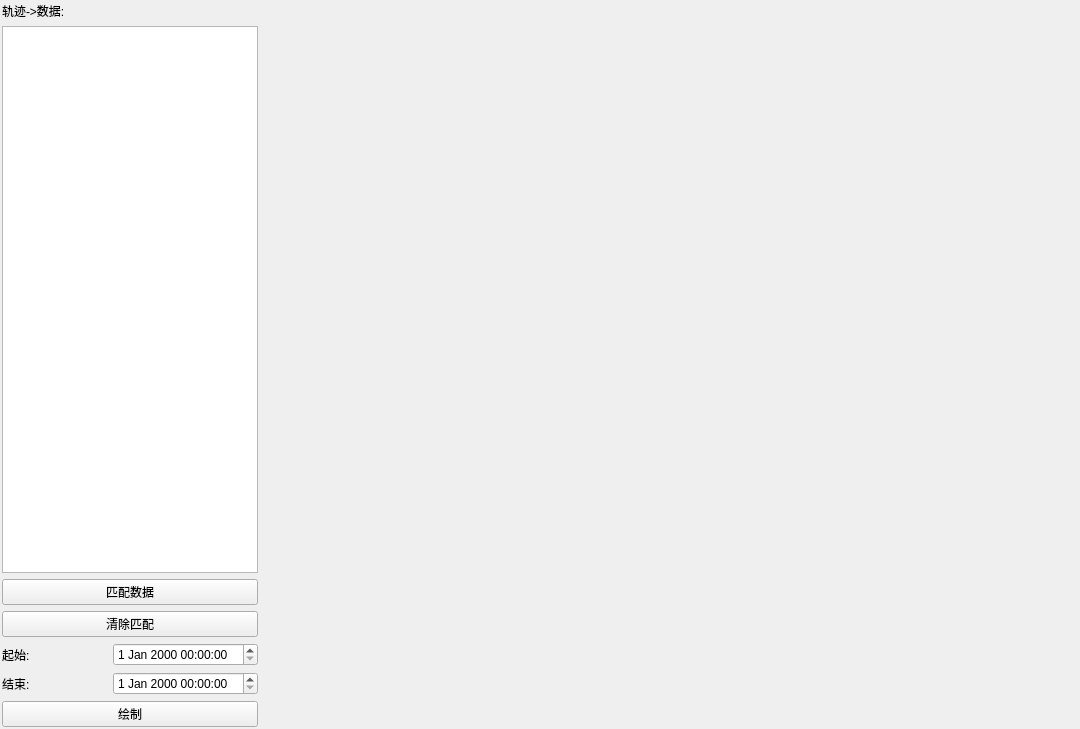
This is RadarEchoTracking/FlightAndRaster.ui in VeinySoft/BeiJingQiXiang2018 as Qt 5 draws it before an edit. The edited form follows.
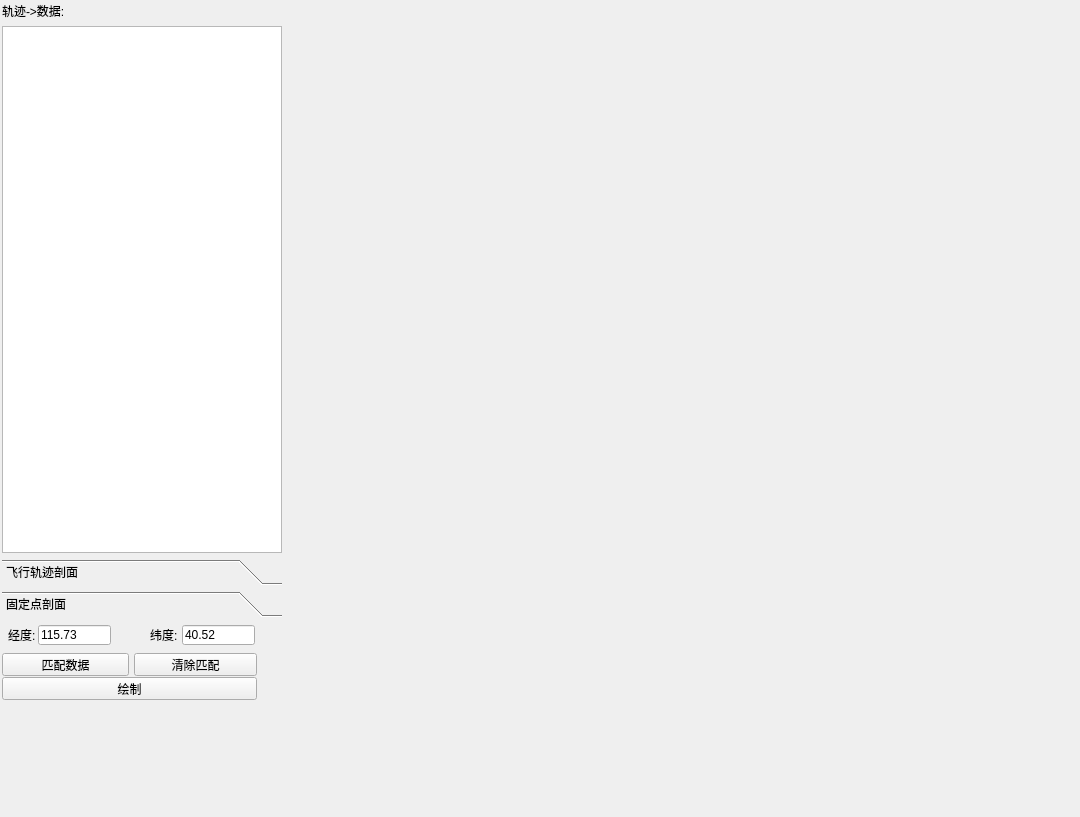
This is the edited form.

Commit message: 添加剖面生成

```diff
--- a/RadarEchoTracking/FlightAndRaster.ui
+++ b/RadarEchoTracking/FlightAndRaster.ui
@@ -7,7 +7,7 @@
     <x>0</x>
     <y>0</y>
     <width>1080</width>
-    <height>729</height>
+    <height>817</height>
    </rect>
   </property>
   <property name="windowTitle">
@@ -23,48 +23,6 @@
       <property name="margin">
        <number>2</number>
       </property>
-      <item row="4" column="1">
-       <widget class="QDateTimeEdit" name="dateTimeEdit"/>
-      </item>
-      <item row="5" column="1">
-       <widget class="QDateTimeEdit" name="dateTimeEdit_2"/>
-      </item>
-      <item row="1" column="2" rowspan="6">
-       <widget class="QFrame" name="frame">
-        <property name="sizePolicy">
-         <sizepolicy hsizetype="Expanding" vsizetype="Expanding">
-          <horstretch>0</horstretch>
-          <verstretch>0</verstretch>
-         </sizepolicy>
-        </property>
-        <property name="minimumSize">
-         <size>
-          <width>200</width>
-          <height>0</height>
-         </size>
-        </property>
-        <property name="frameShape">
-         <enum>QFrame::NoFrame</enum>
-        </property>
-        <property name="frameShadow">
-         <enum>QFrame::Plain</enum>
-        </property>
-       </widget>
-      </item>
-      <item row="4" column="0">
-       <widget class="QLabel" name="label">
-        <property name="text">
-         <string>起始:</string>
-        </property>
-       </widget>
-      </item>
-      <item row="5" column="0">
-       <widget class="QLabel" name="label_2">
-        <property name="text">
-         <string>结束:</string>
-        </property>
-       </widget>
-      </item>
       <item row="1" column="0" colspan="2">
        <widget class="QListWidget" name="DateTimeListWidget">
         <property name="sizePolicy">
@@ -75,13 +33,13 @@
         </property>
         <property name="minimumSize">
          <size>
-          <width>130</width>
+          <width>280</width>
           <height>0</height>
          </size>
         </property>
         <property name="maximumSize">
          <size>
-          <width>400</width>
+          <width>1000000</width>
           <height>16777215</height>
          </size>
         </property>
@@ -93,13 +51,6 @@
         </property>
        </widget>
       </item>
-      <item row="6" column="0" colspan="2">
-       <widget class="QPushButton" name="pushButton">
-        <property name="text">
-         <string>绘制</string>
-        </property>
-       </widget>
-      </item>
       <item row="0" column="0">
        <widget class="QLabel" name="label_3">
         <property name="text">
@@ -108,16 +59,264 @@
        </widget>
       </item>
       <item row="2" column="0" colspan="2">
-       <widget class="QPushButton" name="pushButton_2">
-        <property name="text">
-         <string>匹配数据</string>
+       <widget class="QToolBox" name="toolBox">
+        <property name="maximumSize">
+         <size>
+          <width>16777215</width>
+          <height>250</height>
+         </size>
         </property>
+        <property name="currentIndex">
+         <number>1</number>
+        </property>
+        <widget class="QWidget" name="page">
+         <property name="geometry">
+          <rect>
+           <x>0</x>
+           <y>0</y>
+           <width>280</width>
+           <height>198</height>
+          </rect>
+         </property>
+         <attribute name="label">
+          <string>飞行轨迹剖面</string>
+         </attribute>
+         <widget class="QPushButton" name="pushButton_2">
+          <property name="geometry">
+           <rect>
+            <x>0</x>
+            <y>24</y>
+            <width>129</width>
+            <height>23</height>
+           </rect>
+          </property>
+          <property name="text">
+           <string>匹配数据</string>
+          </property>
+         </widget>
+         <widget class="QPushButton" name="pushButton_3">
+          <property name="geometry">
+           <rect>
+            <x>128</x>
+            <y>24</y>
+            <width>129</width>
+            <height>23</height>
+           </rect>
+          </property>
+          <property name="text">
+           <string>清除匹配</string>
+          </property>
+         </widget>
+         <widget class="QLabel" name="label">
+          <property name="enabled">
+           <bool>true</bool>
+          </property>
+          <property name="geometry">
+           <rect>
+            <x>10</x>
+            <y>100</y>
+            <width>100</width>
+            <height>20</height>
+           </rect>
+          </property>
+          <property name="text">
+           <string>起始:</string>
+          </property>
+         </widget>
+         <widget class="QDateTimeEdit" name="dateTimeEdit">
+          <property name="geometry">
+           <rect>
+            <x>100</x>
+            <y>100</y>
+            <width>150</width>
+            <height>20</height>
+           </rect>
+          </property>
+         </widget>
+         <widget class="QLabel" name="label_2">
+          <property name="geometry">
+           <rect>
+            <x>10</x>
+            <y>130</y>
+            <width>100</width>
+            <height>20</height>
+           </rect>
+          </property>
+          <property name="text">
+           <string>结束:</string>
+          </property>
+         </widget>
+         <widget class="QDateTimeEdit" name="dateTimeEdit_2">
+          <property name="geometry">
+           <rect>
+            <x>100</x>
+            <y>130</y>
+            <width>150</width>
+            <height>20</height>
+           </rect>
+          </property>
+         </widget>
+         <widget class="QPushButton" name="pushButton">
+          <property name="geometry">
+           <rect>
+            <x>0</x>
+            <y>48</y>
+            <width>257</width>
+            <height>23</height>
+           </rect>
+          </property>
+          <property name="text">
+           <string>绘制</string>
+          </property>
+         </widget>
+         <widget class="QPushButton" name="pushButton_4">
+          <property name="geometry">
+           <rect>
+            <x>0</x>
+            <y>0</y>
+            <width>257</width>
+            <height>25</height>
+           </rect>
+          </property>
+          <property name="text">
+           <string>加载轨迹...</string>
+          </property>
+         </widget>
+         <zorder>pushButton_2</zorder>
+         <zorder>pushButton_3</zorder>
+         <zorder>label</zorder>
+         <zorder>dateTimeEdit</zorder>
+         <zorder>label_2</zorder>
+         <zorder>dateTimeEdit_2</zorder>
+         <zorder>pushButton</zorder>
+         <zorder>frame</zorder>
+         <zorder>pushButton_4</zorder>
+        </widget>
+        <widget class="QWidget" name="page_2">
+         <property name="geometry">
+          <rect>
+           <x>0</x>
+           <y>0</y>
+           <width>280</width>
+           <height>198</height>
+          </rect>
+         </property>
+         <attribute name="label">
+          <string>固定点剖面</string>
+         </attribute>
+         <widget class="QLabel" name="label_4">
+          <property name="geometry">
+           <rect>
+            <x>6</x>
+            <y>4</y>
+            <width>31</width>
+            <height>16</height>
+           </rect>
+          </property>
+          <property name="text">
+           <string>经度:</string>
+          </property>
+         </widget>
+         <widget class="QLabel" name="label_5">
+          <property name="geometry">
+           <rect>
+            <x>148</x>
+            <y>4</y>
+            <width>37</width>
+            <height>16</height>
+           </rect>
+          </property>
+          <property name="text">
+           <string>纬度:</string>
+          </property>
+         </widget>
+         <widget class="QLineEdit" name="lineEdit">
+          <property name="geometry">
+           <rect>
+            <x>36</x>
+            <y>2</y>
+            <width>73</width>
+            <height>20</height>
+           </rect>
+          </property>
+          <property name="text">
+           <string>115.73</string>
+          </property>
+         </widget>
+         <widget class="QLineEdit" name="lineEdit_2">
+          <property name="geometry">
+           <rect>
+            <x>180</x>
+            <y>2</y>
+            <width>73</width>
+            <height>20</height>
+           </rect>
+          </property>
+          <property name="text">
+           <string>40.52</string>
+          </property>
+         </widget>
+         <widget class="QPushButton" name="pushButton_5">
+          <property name="geometry">
+           <rect>
+            <x>0</x>
+            <y>30</y>
+            <width>127</width>
+            <height>23</height>
+           </rect>
+          </property>
+          <property name="text">
+           <string>匹配数据</string>
+          </property>
+         </widget>
+         <widget class="QPushButton" name="pushButton_6">
+          <property name="geometry">
+           <rect>
+            <x>132</x>
+            <y>30</y>
+            <width>123</width>
+            <height>23</height>
+           </rect>
+          </property>
+          <property name="text">
+           <string>清除匹配</string>
+          </property>
+         </widget>
+         <widget class="QPushButton" name="pushButton_7">
+          <property name="geometry">
+           <rect>
+            <x>0</x>
+            <y>54</y>
+            <width>255</width>
+            <height>23</height>
+           </rect>
+          </property>
+          <property name="text">
+           <string>绘制</string>
+          </property>
+         </widget>
+        </widget>
        </widget>
       </item>
-      <item row="3" column="0" colspan="2">
-       <widget class="QPushButton" name="pushButton_3">
-        <property name="text">
-         <string>清除匹配</string>
+      <item row="1" column="2" rowspan="3">
+       <widget class="QFrame" name="frame">
+        <property name="sizePolicy">
+         <sizepolicy hsizetype="Expanding" vsizetype="Expanding">
+          <horstretch>0</horstretch>
+          <verstretch>0</verstretch>
+         </sizepolicy>
+        </property>
+        <property name="minimumSize">
+         <size>
+          <width>200</width>
+          <height>0</height>
+         </size>
+        </property>
+        <property name="frameShape">
+         <enum>QFrame::NoFrame</enum>
+        </property>
+        <property name="frameShadow">
+         <enum>QFrame::Plain</enum>
         </property>
        </widget>
       </item>
```
The commit also changes 18 other files.
